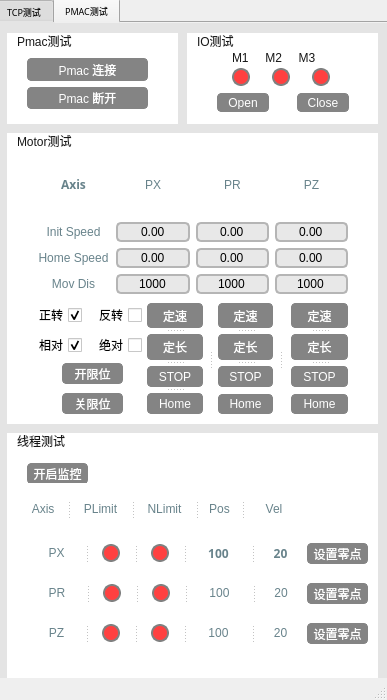
The window that mainwindow.ui (JustanHu/WLI_Test) describes before a commit, drawn with Qt 5.
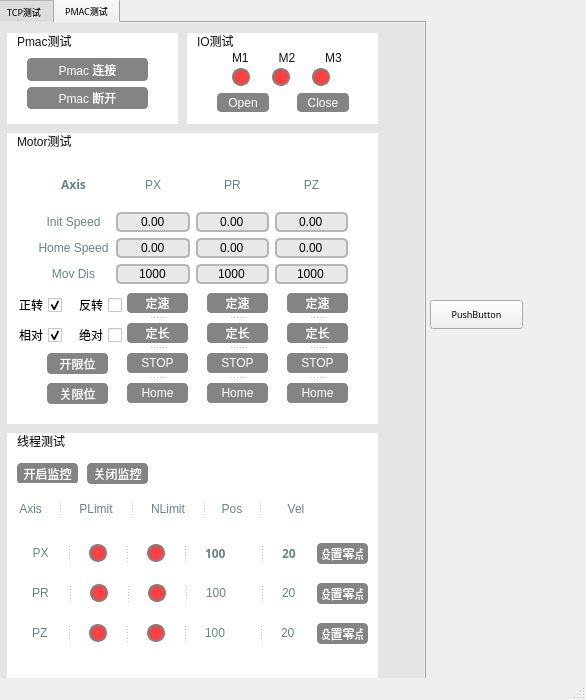
The same window after the commit. Icons and pictures are not drawn.

```diff
--- a/mainwindow.ui
+++ b/mainwindow.ui
@@ -6,7 +6,7 @@
    <rect>
     <x>0</x>
     <y>0</y>
-    <width>387</width>
+    <width>586</width>
     <height>700</height>
    </rect>
   </property>
@@ -1463,9 +1463,9 @@
        <property name="geometry">
         <rect>
          <x>30</x>
-         <y>20</y>
+         <y>30</y>
          <width>311</width>
-         <height>141</height>
+         <height>121</height>
         </rect>
        </property>
        <layout class="QGridLayout" name="gL_motorTest">
@@ -1625,9 +1625,6 @@
           <property name="buttonSymbols">
            <enum>QAbstractSpinBox::NoButtons</enum>
           </property>
-          <property name="minimum">
-           <double>-5.000000000000000</double>
-          </property>
           <property name="maximum">
            <double>30.000000000000000</double>
           </property>
@@ -1837,385 +1834,11 @@
         </item>
        </layout>
       </widget>
-      <widget class="QSplitter" name="spl_motorTest4">
-       <property name="geometry">
-        <rect>
-         <x>140</x>
-         <y>170</y>
-         <width>201</width>
-         <height>111</height>
-        </rect>
-       </property>
-       <property name="orientation">
-        <enum>Qt::Horizontal</enum>
-       </property>
-       <property name="handleWidth">
-        <number>15</number>
-       </property>
-       <widget class="QWidget" name="verticalLayoutWidget">
-        <layout class="QVBoxLayout" name="vL_motorTest1">
-         <property name="spacing">
-          <number>7</number>
-         </property>
-         <property name="topMargin">
-          <number>0</number>
-         </property>
-         <item>
-          <widget class="QSplitter" name="spl_motorTest1">
-           <property name="orientation">
-            <enum>Qt::Vertical</enum>
-           </property>
-           <property name="handleWidth">
-            <number>6</number>
-           </property>
-           <widget class="QPushButton" name="lbl_motorTest_PX_ConstSpeed">
-            <property name="styleSheet">
-             <string notr="true">QPushButton {
-    background-color: #848484;
-    color: white;
-    border: 1px solid #848484;
-    border-radius: 4px;
-    padding: 2px 4px;
-    font: 700 7pt &quot;微软雅黑&quot;;
-}
-
-QPushButton:hover {
-    background-color: #636363;
-}
-
-QPushButton:pressed {
-    background-color: #424242;
-}
-</string>
-            </property>
-            <property name="text">
-             <string>定速</string>
-            </property>
-           </widget>
-           <widget class="QPushButton" name="lbl_motorTest_PX_ConstLength">
-            <property name="styleSheet">
-             <string notr="true">QPushButton {
-    background-color: #848484;
-    color: white;
-    border: 1px solid #848484;
-    border-radius: 4px;
-    padding: 2px 4px;
-    font: 700 7pt &quot;微软雅黑&quot;;
-}
-
-QPushButton:hover {
-    background-color: #636363;
-}
-
-QPushButton:pressed {
-    background-color: #424242;
-}
-</string>
-            </property>
-            <property name="text">
-             <string>定长</string>
-            </property>
-           </widget>
-           <widget class="QPushButton" name="lbl_motorTest_PX_Stop">
-            <property name="styleSheet">
-             <string notr="true">QPushButton {
-    background-color: #848484;
-    color: white;
-    border: 1px solid #848484;
-    border-radius: 4px;
-    padding: 2px 4px;
-    font: 700 7pt &quot;微软雅黑&quot;;
-}
-
-QPushButton:hover {
-    background-color: #636363;
-}
-
-QPushButton:pressed {
-    background-color: #424242;
-}
-</string>
-            </property>
-            <property name="text">
-             <string>STOP</string>
-            </property>
-           </widget>
-           <widget class="QPushButton" name="lbl_motorTest_PX_Home">
-            <property name="styleSheet">
-             <string notr="true">QPushButton {
-    background-color: #848484;
-    color: white;
-    border: 1px solid #848484;
-    border-radius: 4px;
-    padding: 2px 4px;
-    font: 700 7pt &quot;微软雅黑&quot;;
-}
-
-QPushButton:hover {
-    background-color: #636363;
-}
-
-QPushButton:pressed {
-    background-color: #424242;
-}
-</string>
-            </property>
-            <property name="text">
-             <string>Home</string>
-            </property>
-           </widget>
-          </widget>
-         </item>
-        </layout>
-       </widget>
-       <widget class="QWidget" name="verticalLayoutWidget_2">
-        <layout class="QVBoxLayout" name="vL_motorTest2">
-         <property name="spacing">
-          <number>7</number>
-         </property>
-         <property name="topMargin">
-          <number>0</number>
-         </property>
-         <item>
-          <widget class="QSplitter" name="spl_motorTest2">
-           <property name="orientation">
-            <enum>Qt::Vertical</enum>
-           </property>
-           <property name="handleWidth">
-            <number>6</number>
-           </property>
-           <widget class="QPushButton" name="lbl_motorTest_PR_ConstSpeed">
-            <property name="styleSheet">
-             <string notr="true">QPushButton {
-    background-color: #848484;
-    color: white;
-    border: 1px solid #848484;
-    border-radius: 4px;
-    padding: 2px 4px;
-    font: 700 7pt &quot;微软雅黑&quot;;
-}
-
-QPushButton:hover {
-    background-color: #636363;
-}
-
-QPushButton:pressed {
-    background-color: #424242;
-}
-</string>
-            </property>
-            <property name="text">
-             <string>定速</string>
-            </property>
-           </widget>
-           <widget class="QPushButton" name="lbl_motorTest_PR_ConstLength">
-            <property name="styleSheet">
-             <string notr="true">QPushButton {
-    background-color: #848484;
-    color: white;
-    border: 1px solid #848484;
-    border-radius: 4px;
-    padding: 2px 4px;
-    font: 700 7pt &quot;微软雅黑&quot;;
-}
-
-QPushButton:hover {
-    background-color: #636363;
-}
-
-QPushButton:pressed {
-    background-color: #424242;
-}
-</string>
-            </property>
-            <property name="text">
-             <string>定长</string>
-            </property>
-           </widget>
-           <widget class="QPushButton" name="lbl_motorTest_PR_Stop">
-            <property name="styleSheet">
-             <string notr="true">QPushButton {
-    background-color: #848484;
-    color: white;
-    border: 1px solid #848484;
-    border-radius: 4px;
-    padding: 2px 4px;
-    font: 700 7pt &quot;微软雅黑&quot;;
-}
-
-QPushButton:hover {
-    background-color: #636363;
-}
-
-QPushButton:pressed {
-    background-color: #424242;
-}
-</string>
-            </property>
-            <property name="text">
-             <string>STOP</string>
-            </property>
-           </widget>
-          </widget>
-         </item>
-         <item>
-          <widget class="QPushButton" name="lbl_motorTest_PR_Home">
-           <property name="styleSheet">
-            <string notr="true">QPushButton {
-    background-color: #848484;
-    color: white;
-    border: 1px solid #848484;
-    border-radius: 4px;
-    padding: 2px 4px;
-    font: 700 7pt &quot;微软雅黑&quot;;
-}
-
-QPushButton:hover {
-    background-color: #636363;
-}
-
-QPushButton:pressed {
-    background-color: #424242;
-}
-</string>
-           </property>
-           <property name="text">
-            <string>Home</string>
-           </property>
-          </widget>
-         </item>
-        </layout>
-       </widget>
-       <widget class="QWidget" name="verticalLayoutWidget_3">
-        <layout class="QVBoxLayout" name="vL_motorTest3">
-         <property name="spacing">
-          <number>7</number>
-         </property>
-         <property name="leftMargin">
-          <number>3</number>
-         </property>
-         <property name="topMargin">
-          <number>0</number>
-         </property>
-         <property name="rightMargin">
-          <number>0</number>
-         </property>
-         <item>
-          <widget class="QSplitter" name="spl_motorTest3">
-           <property name="orientation">
-            <enum>Qt::Vertical</enum>
-           </property>
-           <property name="handleWidth">
-            <number>6</number>
-           </property>
-           <widget class="QPushButton" name="lbl_motorTest_PZ_ConstSpeed">
-            <property name="styleSheet">
-             <string notr="true">QPushButton {
-    background-color: #848484;
-    color: white;
-    border: 1px solid #848484;
-    border-radius: 4px;
-    padding: 2px 4px;
-    font: 700 7pt &quot;微软雅黑&quot;;
-}
-
-QPushButton:hover {
-    background-color: #636363;
-}
-
-QPushButton:pressed {
-    background-color: #424242;
-}
-</string>
-            </property>
-            <property name="text">
-             <string>定速</string>
-            </property>
-           </widget>
-           <widget class="QPushButton" name="lbl_motorTest_PZ_ConstLength">
-            <property name="styleSheet">
-             <string notr="true">QPushButton {
-    background-color: #848484;
-    color: white;
-    border: 1px solid #848484;
-    border-radius: 4px;
-    padding: 2px 4px;
-    font: 700 7pt &quot;微软雅黑&quot;;
-}
-
-QPushButton:hover {
-    background-color: #636363;
-}
-
-QPushButton:pressed {
-    background-color: #424242;
-}
-</string>
-            </property>
-            <property name="text">
-             <string>定长</string>
-            </property>
-           </widget>
-           <widget class="QPushButton" name="lbl_motorTest_PZ_Stop">
-            <property name="styleSheet">
-             <string notr="true">QPushButton {
-    background-color: #848484;
-    color: white;
-    border: 1px solid #848484;
-    border-radius: 4px;
-    padding: 2px 4px;
-    font: 700 7pt &quot;微软雅黑&quot;;
-}
-
-QPushButton:hover {
-    background-color: #636363;
-}
-
-QPushButton:pressed {
-    background-color: #424242;
-}
-</string>
-            </property>
-            <property name="text">
-             <string>STOP</string>
-            </property>
-           </widget>
-          </widget>
-         </item>
-         <item>
-          <widget class="QPushButton" name="lbl_motorTest_PZ_Home">
-           <property name="styleSheet">
-            <string notr="true">QPushButton {
-    background-color: #848484;
-    color: white;
-    border: 1px solid #848484;
-    border-radius: 4px;
-    padding: 2px 4px;
-    font: 700 7pt &quot;微软雅黑&quot;;
-}
-
-QPushButton:hover {
-    background-color: #636363;
-}
-
-QPushButton:pressed {
-    background-color: #424242;
-}
-</string>
-           </property>
-           <property name="text">
-            <string>Home</string>
-           </property>
-          </widget>
-         </item>
-        </layout>
-       </widget>
-      </widget>
       <widget class="QPushButton" name="btn_motorTest_OpenLimit">
        <property name="geometry">
         <rect>
-         <x>55</x>
-         <y>230</y>
+         <x>40</x>
+         <y>220</y>
          <width>61</width>
          <height>21</height>
         </rect>
@@ -2246,8 +1869,8 @@
       <widget class="QPushButton" name="btn_motorTest_CloseLimit">
        <property name="geometry">
         <rect>
-         <x>55</x>
-         <y>260</y>
+         <x>40</x>
+         <y>250</y>
          <width>61</width>
          <height>21</height>
         </rect>
@@ -2278,8 +1901,8 @@
       <widget class="QWidget" name="layoutWidget">
        <property name="geometry">
         <rect>
-         <x>20</x>
-         <y>170</y>
+         <x>0</x>
+         <y>160</y>
          <width>115</width>
          <height>24</height>
         </rect>
@@ -2325,8 +1948,8 @@
       <widget class="QWidget" name="layoutWidget">
        <property name="geometry">
         <rect>
-         <x>20</x>
-         <y>200</y>
+         <x>0</x>
+         <y>190</y>
          <width>115</width>
          <height>24</height>
         </rect>
@@ -2369,6 +1992,387 @@
         </item>
        </layout>
       </widget>
+      <widget class="QWidget" name="verticalLayoutWidget_2">
+       <property name="geometry">
+        <rect>
+         <x>200</x>
+         <y>160</y>
+         <width>61</width>
+         <height>111</height>
+        </rect>
+       </property>
+       <layout class="QVBoxLayout" name="vL_motorTest2">
+        <item>
+         <widget class="QSplitter" name="spl_motorTest2">
+          <property name="orientation">
+           <enum>Qt::Vertical</enum>
+          </property>
+          <property name="opaqueResize">
+           <bool>true</bool>
+          </property>
+          <property name="handleWidth">
+           <number>10</number>
+          </property>
+          <property name="childrenCollapsible">
+           <bool>false</bool>
+          </property>
+          <widget class="QPushButton" name="lbl_motorTest_PR_ConstSpeed">
+           <property name="styleSheet">
+            <string notr="true">QPushButton {
+    background-color: #848484;
+    color: white;
+    border: 1px solid #848484;
+    border-radius: 4px;
+    padding: 2px 4px;
+    font: 700 7pt &quot;微软雅黑&quot;;
+}
+
+QPushButton:hover {
+    background-color: #636363;
+}
+
+QPushButton:pressed {
+    background-color: #424242;
+}
+</string>
+           </property>
+           <property name="text">
+            <string>定速</string>
+           </property>
+          </widget>
+          <widget class="QPushButton" name="lbl_motorTest_PR_ConstLength">
+           <property name="styleSheet">
+            <string notr="true">QPushButton {
+    background-color: #848484;
+    color: white;
+    border: 1px solid #848484;
+    border-radius: 4px;
+    padding: 2px 4px;
+    font: 700 7pt &quot;微软雅黑&quot;;
+}
+
+QPushButton:hover {
+    background-color: #636363;
+}
+
+QPushButton:pressed {
+    background-color: #424242;
+}
+</string>
+           </property>
+           <property name="text">
+            <string>定长</string>
+           </property>
+          </widget>
+          <widget class="QPushButton" name="lbl_motorTest_PR_Stop">
+           <property name="styleSheet">
+            <string notr="true">QPushButton {
+    background-color: #848484;
+    color: white;
+    border: 1px solid #848484;
+    border-radius: 4px;
+    padding: 2px 4px;
+    font: 700 7pt &quot;微软雅黑&quot;;
+}
+
+QPushButton:hover {
+    background-color: #636363;
+}
+
+QPushButton:pressed {
+    background-color: #424242;
+}
+</string>
+           </property>
+           <property name="text">
+            <string>STOP</string>
+           </property>
+          </widget>
+          <widget class="QPushButton" name="lbl_motorTest_PR_Home">
+           <property name="styleSheet">
+            <string notr="true">QPushButton {
+    background-color: #848484;
+    color: white;
+    border: 1px solid #848484;
+    border-radius: 4px;
+    padding: 2px 4px;
+    font: 700 7pt &quot;微软雅黑&quot;;
+}
+
+QPushButton:hover {
+    background-color: #636363;
+}
+
+QPushButton:pressed {
+    background-color: #424242;
+}
+</string>
+           </property>
+           <property name="text">
+            <string>Home</string>
+           </property>
+          </widget>
+         </widget>
+        </item>
+       </layout>
+      </widget>
+      <widget class="QWidget" name="verticalLayoutWidget_3">
+       <property name="geometry">
+        <rect>
+         <x>280</x>
+         <y>160</y>
+         <width>61</width>
+         <height>111</height>
+        </rect>
+       </property>
+       <layout class="QVBoxLayout" name="vL_motorTest3">
+        <item>
+         <widget class="QSplitter" name="spl_motorTest3">
+          <property name="orientation">
+           <enum>Qt::Vertical</enum>
+          </property>
+          <property name="opaqueResize">
+           <bool>true</bool>
+          </property>
+          <property name="handleWidth">
+           <number>10</number>
+          </property>
+          <property name="childrenCollapsible">
+           <bool>false</bool>
+          </property>
+          <widget class="QPushButton" name="lbl_motorTest_PZ_ConstSpeed">
+           <property name="styleSheet">
+            <string notr="true">QPushButton {
+    background-color: #848484;
+    color: white;
+    border: 1px solid #848484;
+    border-radius: 4px;
+    padding: 2px 4px;
+    font: 700 7pt &quot;微软雅黑&quot;;
+}
+
+QPushButton:hover {
+    background-color: #636363;
+}
+
+QPushButton:pressed {
+    background-color: #424242;
+}
+</string>
+           </property>
+           <property name="text">
+            <string>定速</string>
+           </property>
+          </widget>
+          <widget class="QPushButton" name="lbl_motorTest_PZ_ConstLength">
+           <property name="styleSheet">
+            <string notr="true">QPushButton {
+    background-color: #848484;
+    color: white;
+    border: 1px solid #848484;
+    border-radius: 4px;
+    padding: 2px 4px;
+    font: 700 7pt &quot;微软雅黑&quot;;
+}
+
+QPushButton:hover {
+    background-color: #636363;
+}
+
+QPushButton:pressed {
+    background-color: #424242;
+}
+</string>
+           </property>
+           <property name="text">
+            <string>定长</string>
+           </property>
+          </widget>
+          <widget class="QPushButton" name="lbl_motorTest_PZ_Stop">
+           <property name="styleSheet">
+            <string notr="true">QPushButton {
+    background-color: #848484;
+    color: white;
+    border: 1px solid #848484;
+    border-radius: 4px;
+    padding: 2px 4px;
+    font: 700 7pt &quot;微软雅黑&quot;;
+}
+
+QPushButton:hover {
+    background-color: #636363;
+}
+
+QPushButton:pressed {
+    background-color: #424242;
+}
+</string>
+           </property>
+           <property name="text">
+            <string>STOP</string>
+           </property>
+          </widget>
+          <widget class="QPushButton" name="lbl_motorTest_PZ_Home">
+           <property name="styleSheet">
+            <string notr="true">QPushButton {
+    background-color: #848484;
+    color: white;
+    border: 1px solid #848484;
+    border-radius: 4px;
+    padding: 2px 4px;
+    font: 700 7pt &quot;微软雅黑&quot;;
+}
+
+QPushButton:hover {
+    background-color: #636363;
+}
+
+QPushButton:pressed {
+    background-color: #424242;
+}
+</string>
+           </property>
+           <property name="text">
+            <string>Home</string>
+           </property>
+          </widget>
+         </widget>
+        </item>
+       </layout>
+      </widget>
+      <widget class="QWidget" name="verticalLayoutWidget">
+       <property name="geometry">
+        <rect>
+         <x>120</x>
+         <y>160</y>
+         <width>61</width>
+         <height>111</height>
+        </rect>
+       </property>
+       <layout class="QVBoxLayout" name="vL_motorTest1">
+        <property name="spacing">
+         <number>7</number>
+        </property>
+        <property name="topMargin">
+         <number>0</number>
+        </property>
+        <item>
+         <widget class="QSplitter" name="spl_motorTest1">
+          <property name="enabled">
+           <bool>true</bool>
+          </property>
+          <property name="orientation">
+           <enum>Qt::Vertical</enum>
+          </property>
+          <property name="opaqueResize">
+           <bool>true</bool>
+          </property>
+          <property name="handleWidth">
+           <number>10</number>
+          </property>
+          <property name="childrenCollapsible">
+           <bool>false</bool>
+          </property>
+          <widget class="QPushButton" name="lbl_motorTest_PX_ConstSpeed">
+           <property name="styleSheet">
+            <string notr="true">QPushButton {
+    background-color: #848484;
+    color: white;
+    border: 1px solid #848484;
+    border-radius: 4px;
+    padding: 2px 4px;
+    font: 700 7pt &quot;微软雅黑&quot;;
+}
+
+QPushButton:hover {
+    background-color: #636363;
+}
+
+QPushButton:pressed {
+    background-color: #424242;
+}
+</string>
+           </property>
+           <property name="text">
+            <string>定速</string>
+           </property>
+          </widget>
+          <widget class="QPushButton" name="lbl_motorTest_PX_ConstLength">
+           <property name="styleSheet">
+            <string notr="true">QPushButton {
+    background-color: #848484;
+    color: white;
+    border: 1px solid #848484;
+    border-radius: 4px;
+    padding: 2px 4px;
+    font: 700 7pt &quot;微软雅黑&quot;;
+}
+
+QPushButton:hover {
+    background-color: #636363;
+}
+
+QPushButton:pressed {
+    background-color: #424242;
+}
+</string>
+           </property>
+           <property name="text">
+            <string>定长</string>
+           </property>
+          </widget>
+          <widget class="QPushButton" name="lbl_motorTest_PX_Stop">
+           <property name="styleSheet">
+            <string notr="true">QPushButton {
+    background-color: #848484;
+    color: white;
+    border: 1px solid #848484;
+    border-radius: 4px;
+    padding: 2px 4px;
+    font: 700 7pt &quot;微软雅黑&quot;;
+}
+
+QPushButton:hover {
+    background-color: #636363;
+}
+
+QPushButton:pressed {
+    background-color: #424242;
+}
+</string>
+           </property>
+           <property name="text">
+            <string>STOP</string>
+           </property>
+          </widget>
+          <widget class="QPushButton" name="lbl_motorTest_PX_Home">
+           <property name="styleSheet">
+            <string notr="true">QPushButton {
+    background-color: #848484;
+    color: white;
+    border: 1px solid #848484;
+    border-radius: 4px;
+    padding: 2px 4px;
+    font: 700 7pt &quot;微软雅黑&quot;;
+}
+
+QPushButton:hover {
+    background-color: #636363;
+}
+
+QPushButton:pressed {
+    background-color: #424242;
+}
+</string>
+           </property>
+           <property name="text">
+            <string>Home</string>
+           </property>
+          </widget>
+         </widget>
+        </item>
+       </layout>
+      </widget>
      </widget>
      <widget class="QWidget" name="wd_pmacTest_3" native="true">
       <property name="geometry">
@@ -2404,7 +2408,7 @@
       <widget class="QPushButton" name="btn_threadTest_Open">
        <property name="geometry">
         <rect>
-         <x>20</x>
+         <x>10</x>
          <y>30</y>
          <width>61</width>
          <height>21</height>
@@ -2436,15 +2440,15 @@
       <widget class="QWidget" name="horizontalLayoutWidget_3">
        <property name="geometry">
         <rect>
-         <x>10</x>
+         <x>0</x>
          <y>50</y>
-         <width>301</width>
+         <width>335</width>
          <height>51</height>
         </rect>
        </property>
        <layout class="QHBoxLayout" name="hL_threadTest1">
         <property name="rightMargin">
-         <number>31</number>
+         <number>35</number>
         </property>
         <item>
          <widget class="QSplitter" name="spl_threadTest1">
@@ -2452,7 +2456,7 @@
            <enum>Qt::Horizontal</enum>
           </property>
           <property name="handleWidth">
-           <number>17</number>
+           <number>30</number>
           </property>
           <widget class="QLabel" name="lbl_threadTest_Axis">
            <property name="styleSheet">
@@ -2534,9 +2538,9 @@
       <widget class="QWidget" name="horizontalLayoutWidget_2">
        <property name="geometry">
         <rect>
-         <x>10</x>
+         <x>0</x>
          <y>140</y>
-         <width>301</width>
+         <width>331</width>
          <height>41</height>
         </rect>
        </property>
@@ -2545,7 +2549,7 @@
          <number>25</number>
         </property>
         <property name="rightMargin">
-         <number>25</number>
+         <number>20</number>
         </property>
         <item>
          <widget class="QSplitter" name="spl_threadTest3">
@@ -2553,9 +2557,15 @@
            <enum>Qt::Horizontal</enum>
           </property>
           <property name="handleWidth">
-           <number>31</number>
+           <number>40</number>
           </property>
           <widget class="QLabel" name="lbl_threadTest_PR">
+           <property name="maximumSize">
+            <size>
+             <width>21</width>
+             <height>16777215</height>
+            </size>
+           </property>
            <property name="styleSheet">
             <string notr="true">QLabel {
 	color: #68838B;
@@ -2566,7 +2576,7 @@
             <string>PR</string>
            </property>
            <property name="alignment">
-            <set>Qt::AlignCenter</set>
+            <set>Qt::AlignLeading|Qt::AlignLeft|Qt::AlignVCenter</set>
            </property>
           </widget>
           <widget class="QLabel" name="lbl_threadTest_PR_PLimit">
@@ -2611,6 +2621,12 @@
            </property>
           </widget>
           <widget class="QLabel" name="lbl_threadTest_PR_Pos">
+           <property name="minimumSize">
+            <size>
+             <width>35</width>
+             <height>0</height>
+            </size>
+           </property>
            <property name="styleSheet">
             <string notr="true">QLabel {
 	color: #68838B;
@@ -2621,10 +2637,16 @@
             <string>100</string>
            </property>
            <property name="alignment">
-            <set>Qt::AlignCenter</set>
+            <set>Qt::AlignLeading|Qt::AlignLeft|Qt::AlignVCenter</set>
            </property>
           </widget>
           <widget class="QLabel" name="lbl_threadTest_PR_Vel">
+           <property name="minimumSize">
+            <size>
+             <width>35</width>
+             <height>0</height>
+            </size>
+           </property>
            <property name="styleSheet">
             <string notr="true">QLabel {
 	color: #68838B;
@@ -2635,7 +2657,7 @@
             <string>20</string>
            </property>
            <property name="alignment">
-            <set>Qt::AlignCenter</set>
+            <set>Qt::AlignLeading|Qt::AlignLeft|Qt::AlignVCenter</set>
            </property>
           </widget>
          </widget>
@@ -2645,9 +2667,9 @@
       <widget class="QWidget" name="horizontalLayoutWidget_4">
        <property name="geometry">
         <rect>
-         <x>10</x>
+         <x>0</x>
          <y>180</y>
-         <width>301</width>
+         <width>331</width>
          <height>41</height>
         </rect>
        </property>
@@ -2656,7 +2678,7 @@
          <number>25</number>
         </property>
         <property name="rightMargin">
-         <number>25</number>
+         <number>20</number>
         </property>
         <item>
          <widget class="QSplitter" name="spl_threadTest4">
@@ -2664,9 +2686,15 @@
            <enum>Qt::Horizontal</enum>
           </property>
           <property name="handleWidth">
-           <number>31</number>
+           <number>40</number>
           </property>
           <widget class="QLabel" name="lbl_threadTest_PZ">
+           <property name="maximumSize">
+            <size>
+             <width>21</width>
+             <height>16777215</height>
+            </size>
+           </property>
            <property name="styleSheet">
             <string notr="true">QLabel {
 	color: #68838B;
@@ -2677,7 +2705,7 @@
             <string>PZ</string>
            </property>
            <property name="alignment">
-            <set>Qt::AlignCenter</set>
+            <set>Qt::AlignLeading|Qt::AlignLeft|Qt::AlignVCenter</set>
            </property>
           </widget>
           <widget class="QLabel" name="lbl_threadTest_PZ_PLimit">
@@ -2722,6 +2750,12 @@
            </property>
           </widget>
           <widget class="QLabel" name="lbl_threadTest_PZ_Pos">
+           <property name="minimumSize">
+            <size>
+             <width>35</width>
+             <height>0</height>
+            </size>
+           </property>
            <property name="styleSheet">
             <string notr="true">QLabel {
 	color: #68838B;
@@ -2732,10 +2766,16 @@
             <string>100</string>
            </property>
            <property name="alignment">
-            <set>Qt::AlignCenter</set>
+            <set>Qt::AlignLeading|Qt::AlignLeft|Qt::AlignVCenter</set>
            </property>
           </widget>
           <widget class="QLabel" name="lbl_threadTest_PZ_Vel">
+           <property name="minimumSize">
+            <size>
+             <width>35</width>
+             <height>0</height>
+            </size>
+           </property>
            <property name="styleSheet">
             <string notr="true">QLabel {
 	color: #68838B;
@@ -2746,7 +2786,7 @@
             <string>20</string>
            </property>
            <property name="alignment">
-            <set>Qt::AlignCenter</set>
+            <set>Qt::AlignLeading|Qt::AlignLeft|Qt::AlignVCenter</set>
            </property>
           </widget>
          </widget>
@@ -2756,9 +2796,9 @@
       <widget class="QWidget" name="horizontalLayoutWidget">
        <property name="geometry">
         <rect>
-         <x>10</x>
+         <x>0</x>
          <y>100</y>
-         <width>301</width>
+         <width>332</width>
          <height>41</height>
         </rect>
        </property>
@@ -2767,7 +2807,7 @@
          <number>25</number>
         </property>
         <property name="rightMargin">
-         <number>25</number>
+         <number>20</number>
         </property>
         <item>
          <widget class="QSplitter" name="spl_threadTest2">
@@ -2775,7 +2815,7 @@
            <enum>Qt::Horizontal</enum>
           </property>
           <property name="handleWidth">
-           <number>31</number>
+           <number>40</number>
           </property>
           <widget class="QLabel" name="lbl_threadTest_PX">
            <property name="styleSheet">
@@ -2833,6 +2873,12 @@
            </property>
           </widget>
           <widget class="QLabel" name="lbl_threadTest_PX_Pos">
+           <property name="minimumSize">
+            <size>
+             <width>35</width>
+             <height>0</height>
+            </size>
+           </property>
            <property name="font">
             <font>
              <family>微软雅黑</family>
@@ -2851,10 +2897,16 @@
             <string>100</string>
            </property>
            <property name="alignment">
-            <set>Qt::AlignCenter</set>
+            <set>Qt::AlignLeading|Qt::AlignLeft|Qt::AlignVCenter</set>
            </property>
           </widget>
           <widget class="QLabel" name="lbl_threadTest_PX_Vel">
+           <property name="minimumSize">
+            <size>
+             <width>35</width>
+             <height>0</height>
+            </size>
+           </property>
            <property name="font">
             <font>
              <family>微软雅黑</family>
@@ -2873,7 +2925,7 @@
             <string>20</string>
            </property>
            <property name="alignment">
-            <set>Qt::AlignCenter</set>
+            <set>Qt::AlignLeading|Qt::AlignLeft|Qt::AlignVCenter</set>
            </property>
           </widget>
          </widget>
@@ -2883,9 +2935,9 @@
       <widget class="QPushButton" name="btn_threadTest_PR_SetZero">
        <property name="geometry">
         <rect>
-         <x>300</x>
+         <x>310</x>
          <y>150</y>
-         <width>61</width>
+         <width>51</width>
          <height>21</height>
         </rect>
        </property>
@@ -2915,9 +2967,9 @@
       <widget class="QPushButton" name="btn_threadTest_PZ_SetZero">
        <property name="geometry">
         <rect>
-         <x>300</x>
+         <x>310</x>
          <y>190</y>
-         <width>61</width>
+         <width>51</width>
          <height>21</height>
         </rect>
        </property>
@@ -2947,9 +2999,9 @@
       <widget class="QPushButton" name="btn_threadTest_PX_SetZero">
        <property name="geometry">
         <rect>
-         <x>300</x>
+         <x>310</x>
          <y>110</y>
-         <width>61</width>
+         <width>51</width>
          <height>21</height>
         </rect>
        </property>
@@ -2976,6 +3028,38 @@
         <string>设置零点</string>
        </property>
       </widget>
+      <widget class="QPushButton" name="btn_threadTest_Close">
+       <property name="geometry">
+        <rect>
+         <x>80</x>
+         <y>30</y>
+         <width>61</width>
+         <height>21</height>
+        </rect>
+       </property>
+       <property name="styleSheet">
+        <string notr="true">QPushButton {
+    background-color: #848484;
+    color: white;
+    border: 1px solid #848484;
+    border-radius: 4px;
+    padding: 2px 4px;
+    font: 700 7pt &quot;微软雅黑&quot;;
+}
+
+QPushButton:hover {
+    background-color: #636363;
+}
+
+QPushButton:pressed {
+    background-color: #424242;
+}
+</string>
+       </property>
+       <property name="text">
+        <string>关闭监控</string>
+       </property>
+      </widget>
      </widget>
      <widget class="QWidget" name="wd_ioTest" native="true">
       <property name="geometry">
@@ -3168,7 +3252,7 @@
         <rect>
          <x>45</x>
          <y>15</y>
-         <width>111</width>
+         <width>121</width>
          <height>20</height>
         </rect>
        </property>
@@ -3180,7 +3264,7 @@
 }</string>
        </property>
        <property name="text">
-        <string>M1     M2     M3</string>
+        <string>M1         M2         M3</string>
        </property>
       </widget>
      </widget>
```
Left out of the diff: 2 changed lines with no effect on the pictures.
